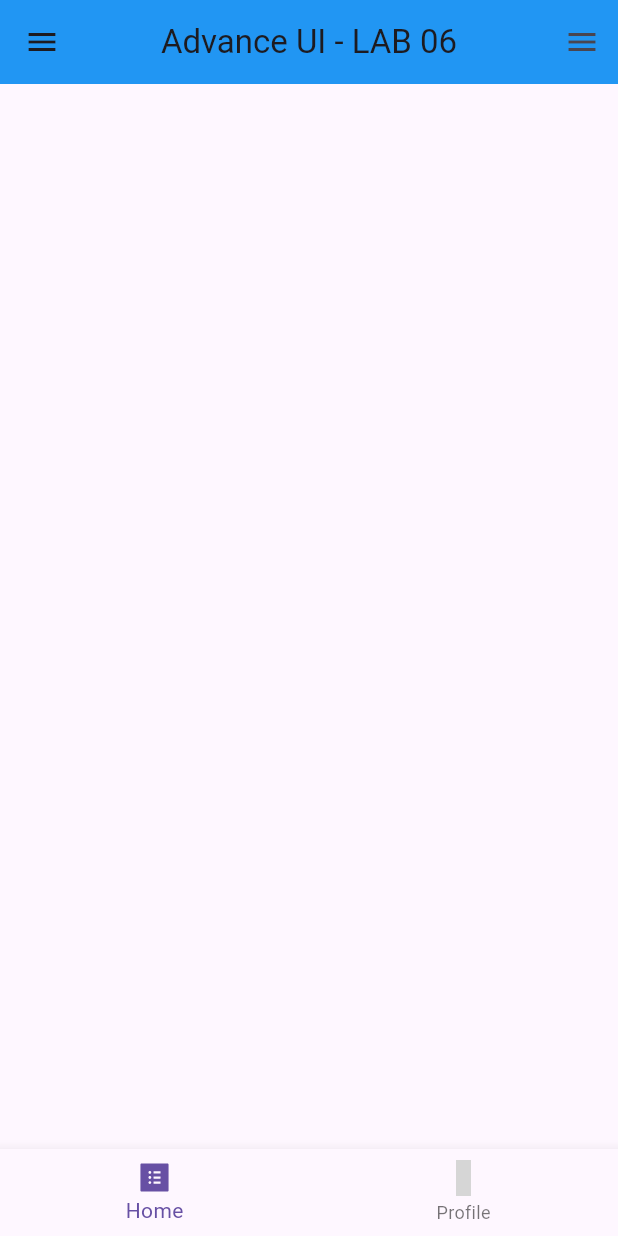
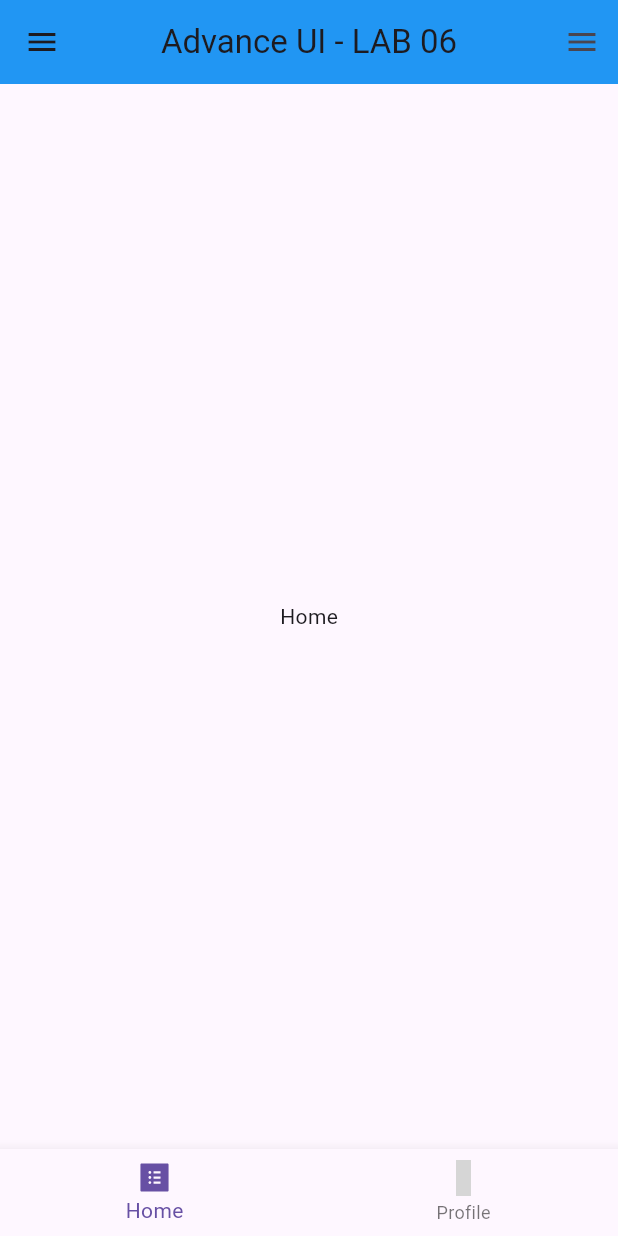
Before and after one commit to Mahfuj-976/flutter_application_1, a Flutter app: the screen it shows after launch, on a phone screen of 412 x 824 dp. Run offline on Flutter 3.47's test engine with Material 3 defaults, Android fonts, the phone set to English and light mode, and no system bars; our stand-ins replace cached_network_image, icons_plus; grey boxes are pictures that could not be loaded.

Commit message:
navigate bar

```diff
--- a/lib/appBody.dart
+++ b/lib/appBody.dart
@@ -9,10 +9,26 @@ class Appbody extends StatefulWidget {
 }
 
 class _AppbodyState extends State<Appbody> {
+  int currentIndex = 0;
+  final List<Widget> pages = [
+    Text("Home"),
+    Text("Profile"),
+  ];
+
+  void onToapMethod(int index) {
+    setState(() {
+      currentIndex = index;
+    });
+  }
+
   @override
   Widget build(BuildContext context) {
     return Scaffold(
-      bottomNavigationBar: BottomNavigationBar(items: [
+      body: Center(child: pages[currentIndex]),
+      bottomNavigationBar: BottomNavigationBar(
+          onTap: onToapMethod,
+          currentIndex: currentIndex,
+          items: [
             BottomNavigationBarItem(
               icon: Icon(AntDesign.profile_fill),
               label: "Home",
```
Lines whose indentation alone changed are shown as unchanged.
